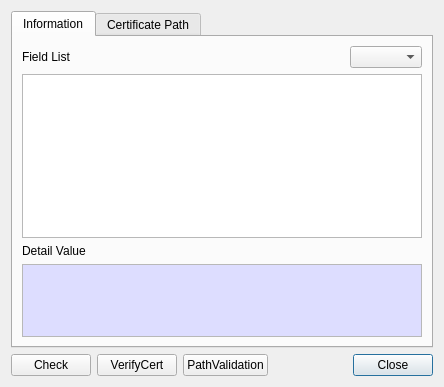
Before: the Qt Designer form CertMan/cert_info_dlg.ui in jykim74/CertMan, drawn with Qt 5.
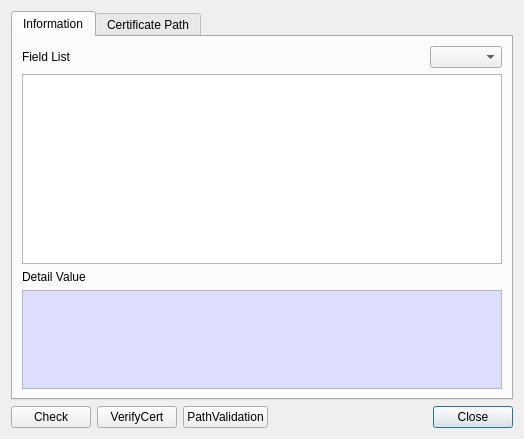
After: the same form once the commit is applied.

Commit message: UI 개선

Diff of the .ui file:
```diff
--- a/CertMan/cert_info_dlg.ui
+++ b/CertMan/cert_info_dlg.ui
@@ -6,8 +6,8 @@
    <rect>
     <x>0</x>
     <y>0</y>
-    <width>442</width>
-    <height>387</height>
+    <width>524</width>
+    <height>439</height>
    </rect>
   </property>
   <property name="windowTitle">
@@ -16,6 +16,12 @@
   <layout class="QVBoxLayout" name="verticalLayout">
    <item>
     <widget class="QTabWidget" name="tabWidget">
+     <property name="minimumSize">
+      <size>
+       <width>500</width>
+       <height>0</height>
+      </size>
+     </property>
      <property name="currentIndex">
       <number>0</number>
      </property>
```
The commit also changes 3 other files.
